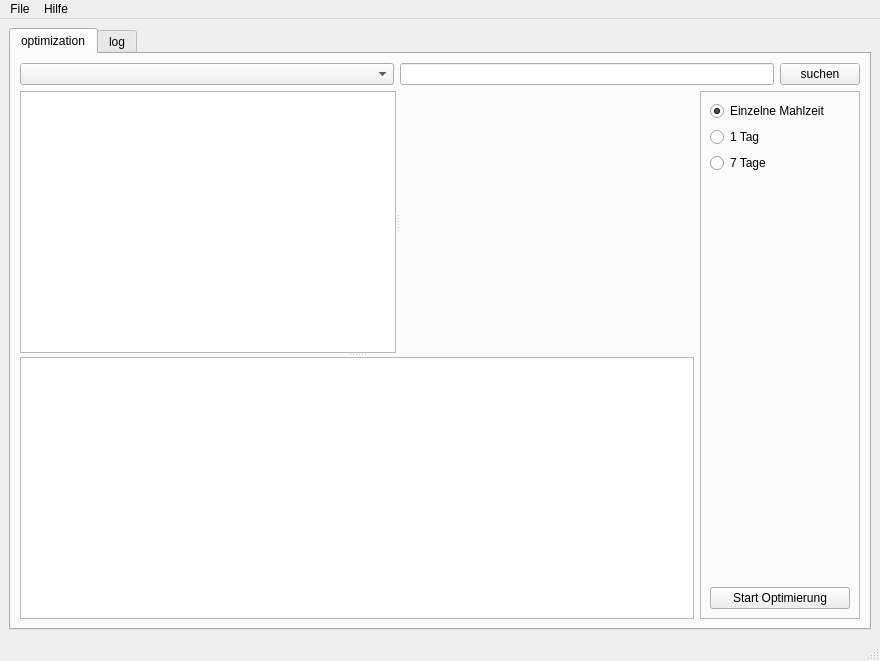
This is ui_foodOptimizer.ui in abieler/foodOpt as Qt 5 draws it before an edit. The edited form follows.
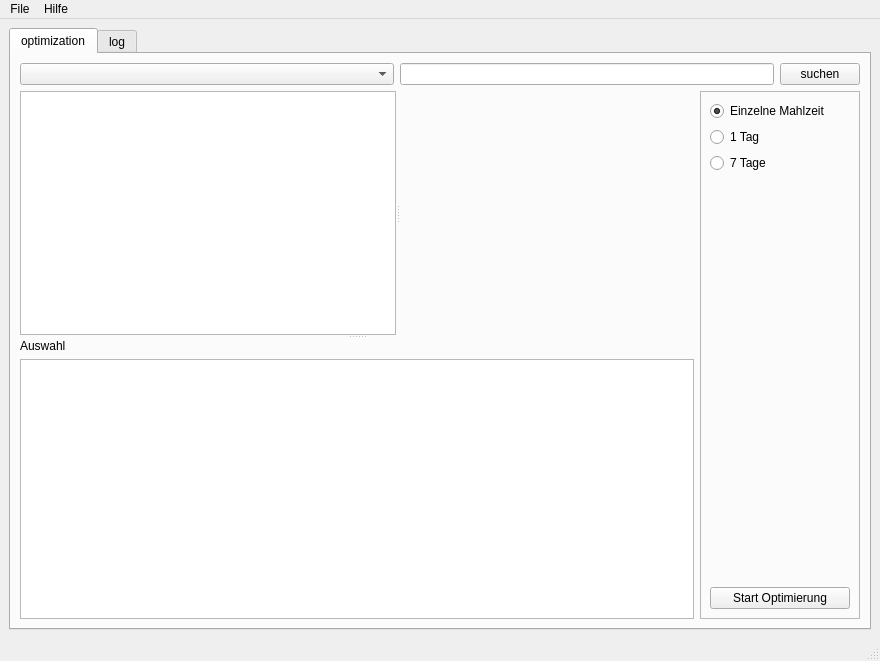
This is the edited form. Custom widgets are drawn as their Qt base class.

What changed in the file:
```diff
--- a/ui_foodOptimizer.ui
+++ b/ui_foodOptimizer.ui
@@ -24,10 +24,10 @@
        <attribute name="title">
         <string>optimization</string>
        </attribute>
+       <layout class="QVBoxLayout" name="verticalLayout_7">
+        <item>
        <layout class="QVBoxLayout" name="verticalLayout_5">
         <item>
-         <layout class="QVBoxLayout" name="verticalLayout">
-          <item>
            <layout class="QHBoxLayout" name="horizontalLayout">
             <item>
              <widget class="QComboBox" name="comboBox_categories">
@@ -122,6 +122,16 @@
                 </property>
                </widget>
               </widget>
+              <widget class="QWidget" name="">
+               <layout class="QVBoxLayout" name="verticalLayout">
+                <item>
+                 <widget class="QLabel" name="label">
+                  <property name="text">
+                   <string>Auswahl</string>
+                  </property>
+                 </widget>
+                </item>
+                <item>
               <widget class="QTableWidget" name="tableWidget_userSelection">
                <property name="sizePolicy">
                 <sizepolicy hsizetype="MinimumExpanding" vsizetype="MinimumExpanding">
@@ -141,6 +151,9 @@
                  <height>16777215</height>
                 </size>
                </property>
+                 </widget>
+                </item>
+               </layout>
               </widget>
              </widget>
             </item>
```
Lines whose indentation alone changed are shown as unchanged.
